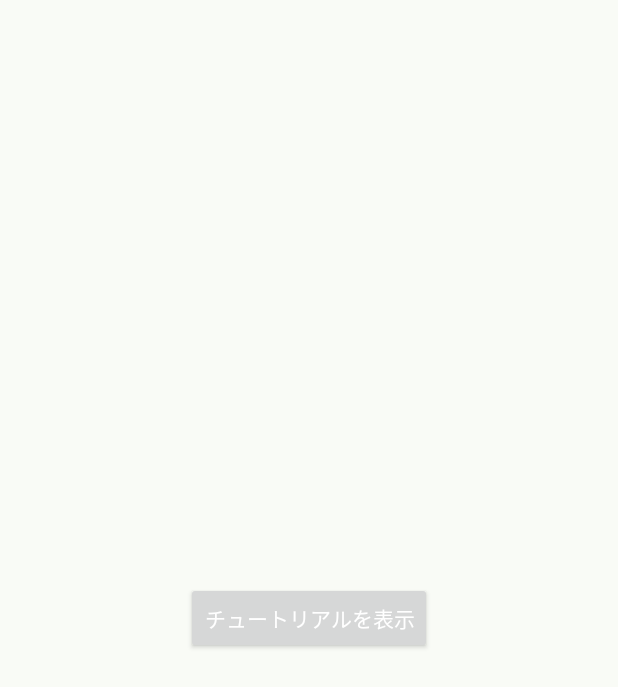
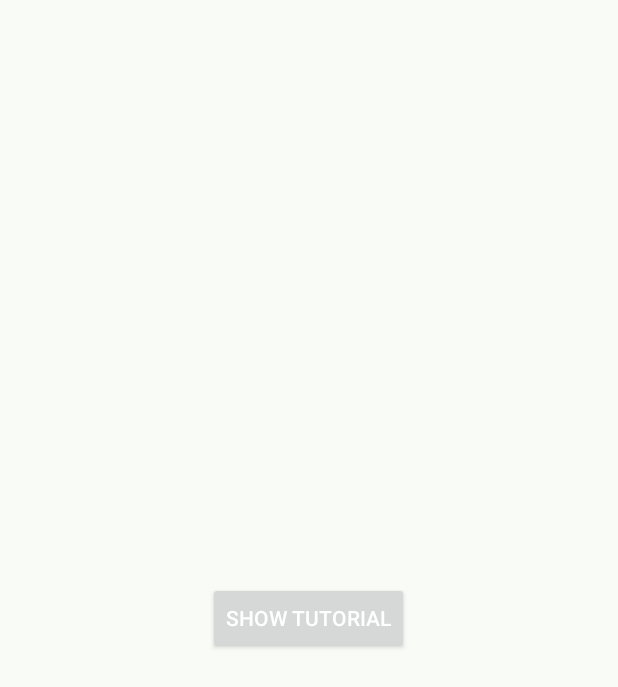
Before and after one commit to sakurabird/Android-ParrotUnInstaller, an Android app: the fragment HelpFragment shown on its own in the app's theme, on a phone screen of 412 x 824 dp. Shown: the top 687 px of the screen. Run offline under Robolectric (Android 15) with nearby library versions, the light colour scheme and no system bars; 1 statement that could not run was skipped.

Commit message:
チュートリアル英語文言修正

```diff
--- a/ParrotUnInstaller/app/src/main/res/layout/fragment_help.xml
+++ b/ParrotUnInstaller/app/src/main/res/layout/fragment_help.xml
@@ -8,6 +8,6 @@
         android:id="@+id/button_tutorial"
         android:layout_width="wrap_content"
         android:layout_height="wrap_content"
-        android:text="チュートリアルを表示"
+        android:text="@string/tutorial_button"
         android:layout_centerInParent="true"/>
 </RelativeLayout>
--- a/ParrotUnInstaller/app/src/main/res/values/strings.xml
+++ b/ParrotUnInstaller/app/src/main/res/values/strings.xml
@@ -36,7 +36,7 @@
     <string name="setting_refresh_completed">Applications List recreated</string>
     <string name="environment_setting">Environment Settings</string>
     <string name="pick_font_size">Font Size</string>
-    <string name="pick_font_size2">change only Applications List\'s strings</string>
+    <string name="pick_font_size2">Change only Applications List\'s strings</string>
     <string name="setting_credit">Credit</string>
     <string name="setting_mail_to_dev">Suggestions and Opinions</string>
     <string name="setting_mail_to_dev2">[ParrotUnInstaller] Suggestions and Opinions</string>
@@ -52,6 +52,7 @@
     <string name="tutorial_text4">You can uninstall from here</string>
     <string name="tutorial_title5">Setting screen</string>
     <string name="tutorial_text5">A variety of useful features</string>
+    <string name="tutorial_button">Show tutorial</string>
     <string name="tutorial_toast">You can see this tutorial always from Help</string>
 
     <string name="app_count1">Apps : </string>
```
Also changed, not shown: ParrotUnInstaller/app/src/main/res/drawable-ja-xhdpi/tutorial1.png, ParrotUnInstaller/app/src/main/res/drawable-xhdpi/tutorial1.png, ParrotUnInstaller/app/src/main/res/drawable-xhdpi/tutorial5.png, 1 other file.
